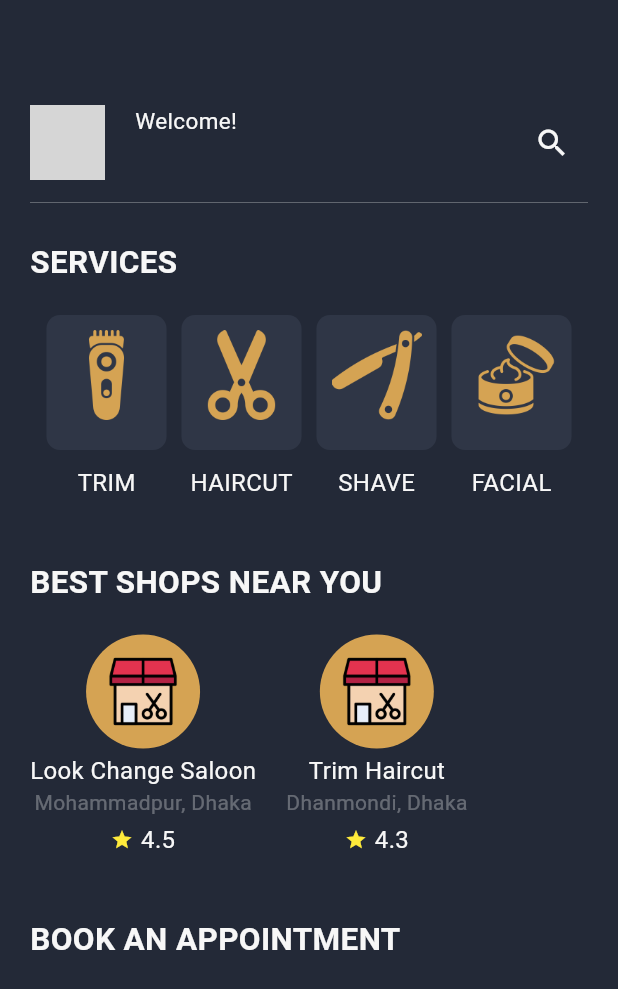
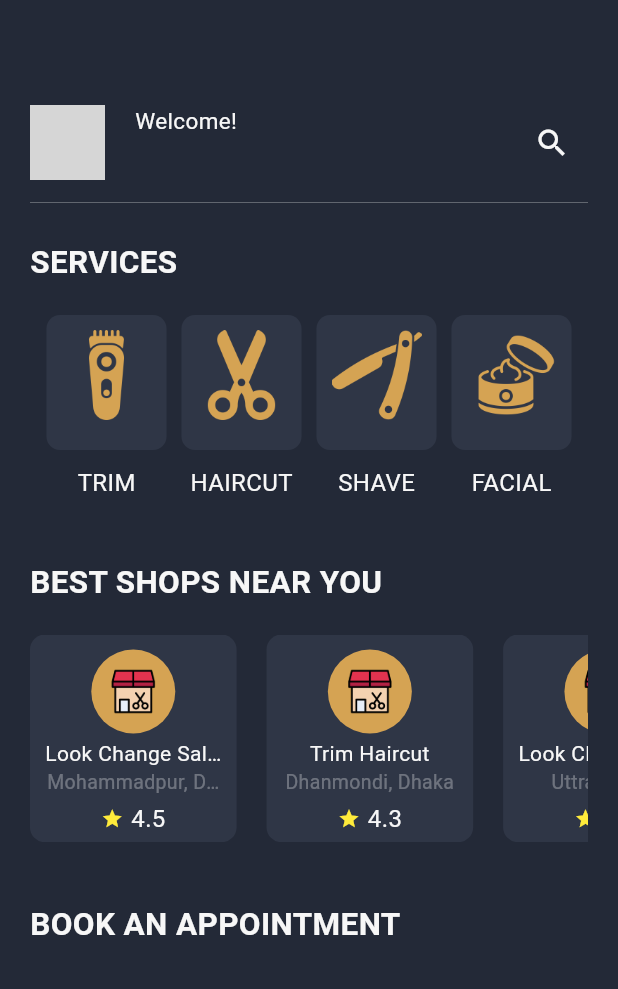
Before and after one commit to mahdi-islam-pranto/barber_shop, a Flutter app: the HomePage screen opened directly, on a phone screen of 412 x 824 dp. Shown: the top 989 px of the screen. Run offline on Flutter 3.47's test engine with Material 3 defaults, Android fonts, the phone set to English and light mode, and no system bars; our stand-ins replace cloud_firestore, contained_tab_bar_view, firebase_auth, firebase_core, get, google_sign_in and 2 more; missing offline and left inert: animated_snack_bar, simple_fontellico_progress_dialog; accounts and stored records are empty; grey boxes are pictures that could not be loaded.

Commit message:
best shop near you section: make horaizontal list

```diff
--- a/lib/components/popUpMenuItems.dart
+++ b/lib/components/popUpMenuItems.dart
@@ -77,17 +77,23 @@ class PopOverMenuItems extends StatelessWidget {
                             color: Colors.black,
                           )),
                       onPressed: () {
+                        try {
                           // logout user
                           FirebaseAuth.instance.signOut();
                           developer.log("User Logged Out");
                           print("############# User Logged Out");
+
+                          FirebaseAuth.instance.userChanges().listen((user) {
+                            if (user == null) {
+                              developer.log("User Logged Out");
+                              print("############# User Logged Out");
+                            }
+                          });
                           // navigate to login page
-                        Navigator.pushReplacement(
+                          Navigator.push(
                               context,
                               MaterialPageRoute(
-                            builder: (context) => const LoginPage(),
-                          ),
-                        );
+                                  builder: (context) => const LoginPage()));
                           // show success message
                           AnimatedSnackBar.material(
                             'User Logged Out',
@@ -95,6 +101,9 @@ class PopOverMenuItems extends StatelessWidget {
                             duration: const Duration(seconds: 3),
                             mobileSnackBarPosition: MobileSnackBarPosition.top,
                           ).show(context);
+                        } catch (e) {
+                          print("Error:" + e.toString());
+                        }
                       })
                 ],
               );
--- a/lib/components/shopNearYou.dart
+++ b/lib/components/shopNearYou.dart
@@ -1,4 +1,5 @@
 import 'package:flutter/material.dart';
+import 'package:get/get_connect/http/src/utils/utils.dart';
 
 import '../resources/colors.dart';
 
@@ -8,16 +9,25 @@ class ShopNearYou extends StatelessWidget {
   @override
   Widget build(BuildContext context) {
     return Container(
-        padding: const EdgeInsets.only(top: 20),
-        child: Row(
-          mainAxisAlignment: MainAxisAlignment.start,
-          children: [
+        padding: const EdgeInsets.only(
+          top: 20,
+        ),
+        height: MediaQuery.of(context).size.height / 5.2,
+        child: ListView(
+          scrollDirection: Axis.horizontal,
+          children: <Widget>[
             // all shops each
-            Column(
+            Container(
+              decoration: BoxDecoration(
+                color: boxColor,
+                borderRadius: BorderRadius.circular(10),
+              ),
+              padding: const EdgeInsets.all(10),
+              child: Column(
                 children: [
                   // circle avatar
                   CircleAvatar(
-                  radius: 38,
+                    radius: 28,
                     backgroundColor: buttonColor,
                     child: Column(
                       children: [
@@ -37,17 +47,34 @@ class ShopNearYou extends StatelessWidget {
                     height: 3,
                   ),
 
-                const Text("Look Change Saloon",
-                    style: TextStyle(fontSize: 16)),
+                  SizedBox(
+                    width: MediaQuery.of(context).size.width /
+                        3.5, // make width 120
 
-                const Text("Mohammadpur, Dhaka",
-                    style: TextStyle(fontSize: 14, color: Colors.white30)),
+                    child: const Text("Look Change Saloon big text",
+                        textAlign: TextAlign.center,
+                        overflow: TextOverflow.ellipsis,
+                        maxLines: 1,
+                        style: TextStyle(fontSize: 14)),
+                  ),
+
+                  SizedBox(
+                    width: MediaQuery.of(context).size.width /
+                        3.5, // make width 120
+                    child: const Text("Mohammadpur, Dhaka",
+                        textAlign: TextAlign.center,
+                        overflow: TextOverflow.ellipsis,
+                        maxLines: 1,
+                        style: TextStyle(fontSize: 13, color: Colors.white30)),
+                  ),
 
                   const SizedBox(
                     height: 3,
                   ),
 
                   const Row(
+                    crossAxisAlignment: CrossAxisAlignment.center,
+                    mainAxisAlignment: MainAxisAlignment.center,
                     children: [
                       Icon(
                         Icons.star,
@@ -60,14 +87,21 @@ class ShopNearYou extends StatelessWidget {
                   ),
                 ],
               ),
+            ),
             const SizedBox(width: 20),
 
             // all shops each
-            Column(
+            Container(
+              decoration: BoxDecoration(
+                color: boxColor,
+                borderRadius: BorderRadius.circular(10),
+              ),
+              padding: const EdgeInsets.all(10),
+              child: Column(
                 children: [
                   // circle avatar
                   CircleAvatar(
-                  radius: 38,
+                    radius: 28,
                     backgroundColor: buttonColor,
                     child: Column(
                       children: [
@@ -87,16 +121,33 @@ class ShopNearYou extends StatelessWidget {
                     height: 3,
                   ),
 
-                const Text("Trim Haircut", style: TextStyle(fontSize: 16)),
+                  SizedBox(
+                    width: MediaQuery.of(context).size.width /
+                        3.5, // make width 120
 
-                const Text("Dhanmondi, Dhaka",
-                    style: TextStyle(fontSize: 14, color: Colors.white30)),
+                    child: const Text("Trim Haircut",
+                        textAlign: TextAlign.center,
+                        overflow: TextOverflow.ellipsis,
+                        maxLines: 1,
+                        style: TextStyle(fontSize: 14)),
+                  ),
+
+                  SizedBox(
+                    width: MediaQuery.of(context).size.width /
+                        3.5, // make width 120
+                    child: const Text("Dhanmondi, Dhaka",
+                        textAlign: TextAlign.center,
+                        overflow: TextOverflow.ellipsis,
+                        maxLines: 1,
+                        style: TextStyle(fontSize: 13, color: Colors.white30)),
+                  ),
 
                   const SizedBox(
                     height: 3,
                   ),
 
                   const Row(
+                    mainAxisAlignment: MainAxisAlignment.center,
                     children: [
                       Icon(
                         Icons.star,
@@ -109,6 +160,83 @@ class ShopNearYou extends StatelessWidget {
                   ),
                 ],
               ),
+            ),
+            const SizedBox(width: 20),
+
+            Container(
+              decoration: BoxDecoration(
+                color: boxColor,
+                borderRadius: BorderRadius.circular(10),
+              ),
+              padding: const EdgeInsets.all(10),
+              child: Column(
+                mainAxisAlignment: MainAxisAlignment.center,
+                crossAxisAlignment: CrossAxisAlignment.center,
+                children: [
+                  // circle avatar
+                  CircleAvatar(
+                    radius: 28,
+                    backgroundColor: buttonColor,
+                    child: Column(
+                      children: [
+                        Padding(
+                          padding: const EdgeInsets.all(10.0),
+                          child: Image.asset(
+                            "assets/images/shop.png",
+                          ),
+                        ),
+                      ],
+                    ),
+                  ),
+
+                  // shop name, location, reviwes text
+
+                  const SizedBox(
+                    height: 3,
+                  ),
+
+                  SizedBox(
+                    width: MediaQuery.of(context).size.width /
+                        3.5, // make width 120
+
+                    child: const Text("Look Change Saloon",
+                        overflow: TextOverflow.ellipsis,
+                        textAlign: TextAlign.center,
+                        maxLines: 1,
+                        style: TextStyle(fontSize: 14)),
+                  ),
+
+                  SizedBox(
+                    width: MediaQuery.of(context).size.width /
+                        3.5, // make width 120
+                    child: const Text("Uttra, Dhaka",
+                        overflow: TextOverflow.ellipsis,
+                        textAlign: TextAlign.center,
+                        maxLines: 1,
+                        style: TextStyle(fontSize: 13, color: Colors.white30)),
+                  ),
+
+                  const SizedBox(
+                    height: 3,
+                  ),
+
+                  const Row(
+                    crossAxisAlignment: CrossAxisAlignment.center,
+                    mainAxisAlignment: MainAxisAlignment.center,
+                    children: [
+                      Icon(
+                        Icons.star,
+                        color: Colors.yellow,
+                        size: 15,
+                      ),
+                      SizedBox(width: 5),
+                      Text("4.5", style: TextStyle(fontSize: 16)),
+                    ],
+                  ),
+                ],
+              ),
+            ),
+            const SizedBox(width: 20),
           ],
         ));
   }
--- a/lib/screens/homepage.dart
+++ b/lib/screens/homepage.dart
@@ -3,7 +3,7 @@ import 'package:cloud_firestore/cloud_firestore.dart';
 import 'package:firebase_auth/firebase_auth.dart';
 import 'package:flutter/material.dart';
 import 'package:popover/popover.dart';
-import '../Auth/loginPage.dart';
+
 import '../components/popUpMenuItems.dart';
 import '../components/servicesSection.dart';
 import '../resources/colors.dart';
@@ -18,12 +18,22 @@ class HomePage extends StatefulWidget {
 // get current user data
 FirebaseAuth auth = FirebaseAuth.instance;
 User? user = auth.currentUser;
+
 String? email = user?.email;
 String? name = user?.displayName;
 String? photoUrl = user?.photoURL;
 String? uid = user?.uid;
 
 class _HomePageState extends State<HomePage> {
+  // init state
+  @override
+  // void initState() {
+  //   // TODO: implement initState
+  //   super.initState();
+  //   print('User ID init: $uid');
+  //   print('user email: $email');
+  // }
+
   @override
   Widget build(BuildContext context) {
     return Scaffold(
@@ -72,6 +82,8 @@ class _HomePageState extends State<HomePage> {
                       if (snapshot.hasData) {
                         final userData =
                             snapshot.data!.data() as Map<String, dynamic>;
+                        print('user name: ${userData["name"]}');
+                        print('user email: ${userData["email"]}');
                         return Expanded(
                           child: Column(
                             mainAxisAlignment: MainAxisAlignment.start,
```
Lines whose indentation alone changed are shown as unchanged.
